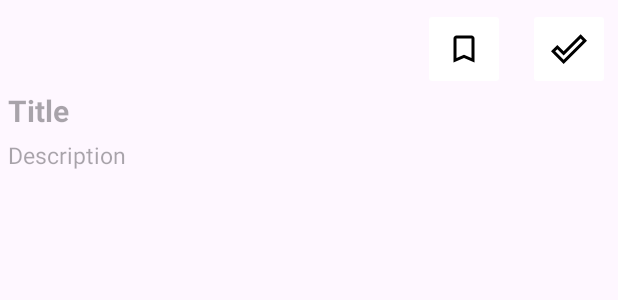
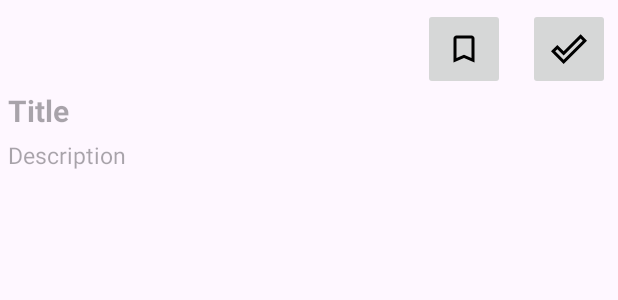
Before and after one commit to 48Shruti/NoteAlways, an Android app: the layout fragment_add_notes.xml on its own in the app's theme, with its tools: preview values and no code run, on a phone screen of 412 x 824 dp. Shown: the top 300 px of the screen. Run offline under Robolectric (Android 15) with nearby library versions, the phone set to English and light mode, and no system bars.

Commit message:
theme in light mode

```diff
--- a/app/src/main/AndroidManifest.xml
+++ b/app/src/main/AndroidManifest.xml
@@ -10,7 +10,7 @@
         android:label="@string/app_name"
         android:roundIcon="@mipmap/ic_launcher_round"
         android:supportsRtl="true"
-        android:theme="@style/Theme.NoteAlways"
+        android:theme="@style/Base.Theme.NoteAlways"
         tools:targetApi="31">
         <activity
             android:name=".MainActivity"
--- a/app/src/main/res/layout/activity_main.xml
+++ b/app/src/main/res/layout/activity_main.xml
@@ -23,7 +23,6 @@
         android:text="@string/notealways"
         android:textStyle="bold"
         android:textSize="@dimen/size_30dp"
-        android:textColor="@color/black"
         app:layout_constraintEnd_toEndOf="parent"
         app:layout_constraintStart_toStartOf="parent"
         android:gravity="center"
--- a/app/src/main/res/layout/fragment_add_notes.xml
+++ b/app/src/main/res/layout/fragment_add_notes.xml
@@ -29,14 +29,14 @@
                 android:src="@drawable/baseline_bookmark_border_24"
                 android:layout_marginRight="@dimen/size_15dp"
                 android:id="@+id/imgbuttonbookmark"
-                android:backgroundTint="@color/white"
+
                 android:padding="@dimen/size_15dp"/>
             <ImageButton
                 android:layout_width="wrap_content"
                 android:layout_height="wrap_content"
                 android:src="@drawable/icon_done"
                 android:id="@+id/imgbuttondone"
-                android:backgroundTint="@color/white"
+
                 android:padding="@dimen/size_15dp"/>
         </LinearLayout>
         <EditText
--- a/app/src/main/res/layout/fragment_bookmark.xml
+++ b/app/src/main/res/layout/fragment_bookmark.xml
@@ -10,7 +10,7 @@
         android:layout_width="match_parent"
         android:layout_height="wrap_content"
         android:text="@string/bookmark"
-        android:textColor="@color/black"
+
         android:textStyle="bold"
         android:textSize="@dimen/size_20dp"
         android:padding="@dimen/size_5dp"/>
--- a/app/src/main/res/layout/fragment_main.xml
+++ b/app/src/main/res/layout/fragment_main.xml
@@ -152,7 +152,7 @@
                             android:text="@string/notes"
                             app:layout_constraintTop_toTopOf="@id/guide_h_25"
                             app:layout_constraintEnd_toEndOf="@id/guide_h_28"
-                            android:textColor="@color/black"
+
                             android:textStyle="bold"
                             android:textSize="@dimen/size_20dp"
                             android:padding="@dimen/size_5dp"/>
--- a/app/src/main/res/layout/fragment_todo.xml
+++ b/app/src/main/res/layout/fragment_todo.xml
@@ -9,7 +9,6 @@
         android:layout_width="match_parent"
         android:layout_height="wrap_content"
         android:text="@string/todolist"
-        android:textColor="@color/black"
         android:textStyle="bold"
         android:textSize="@dimen/size_20dp"
         android:padding="@dimen/size_5dp"/>
--- a/app/src/main/res/values-night/themes.xml
+++ b/app/src/main/res/values-night/themes.xml
@@ -3,5 +3,16 @@
     <style name="Base.Theme.NoteAlways" parent="Theme.Material3.DayNight.NoActionBar">
         <!-- Customize your dark theme here. -->
         <!-- <item name="colorPrimary">@color/my_dark_primary</item> -->
+        <item name="colorPrimary">@color/md_theme_dark_primary</item>
+        <item name="colorOnPrimary">@color/md_theme_dark_onPrimary</item>
+        <item name="colorPrimaryContainer">@color/md_theme_dark_primaryContainer</item>
+        <item name="colorOnPrimaryContainer">@color/md_theme_dark_onPrimaryContainer</item>
+<!--        <item name="colorError">@color/md_theme_dark_error</item>-->
+<!--        <item name="colorOnError">@color/md_theme_dark_onError</item>-->
+<!--        <item name="colorErrorContainer">@color/md_theme_dark_errorContainer</item>-->
+<!--        <item name="colorOnErrorContainer">@color/md_theme_dark_onErrorContainer</item>-->
+<!--        <item name="colorOnBackground">@color/md_theme_dark_onBackground</item>-->
+<!--        <item name="colorSurface">@color/md_theme_dark_surface</item>-->
+        <item name="colorOnSurface">@color/md_theme_dark_onSurface</item>
     </style>
 </resources>
--- a/app/src/main/res/values/colors.xml
+++ b/app/src/main/res/values/colors.xml
@@ -1,6 +1,26 @@
 <?xml version="1.0" encoding="utf-8"?>
 <resources>
-    <color name="black">#FF000000</color>
-    <color name="white">#FFFFFFFF</color>
-    <color name="green">#149C1B</color>
+    <color name="md_theme_light_primary">#815500</color>
+    <color name="md_theme_light_onPrimary">#FFFFFF</color>
+    <color name="md_theme_light_primaryContainer">#FEDCB3</color>
+    <color name="md_theme_light_onPrimaryContainer">#21005D</color>
+    <color name="md_theme_light_error">#FEDCB3</color>
+    <color name="md_theme_light_onError">#FFFFFF</color>
+    <color name="md_theme_light_errorContainer">#FFDAD6</color>
+    <color name="md_theme_light_background">#FFDAD6</color>
+    <color name="md_theme_light_secondary">#FADEBC</color>
+    <color name="md_theme_light_onSecondary">#271A04</color>
+    <color name="md_theme_light_onErrorContainer">#410002</color>
+    <color name="md_theme_light_surface">#FFFBFF</color>
+    <color name="md_theme_light_onSurface">#1F1B16</color>
+    <color name="md_theme_light_surfaceVariant">#4F4539</color>
+    <color name="md_theme_dark_primary">#D0BCFF</color>
+    <color name="md_theme_dark_onPrimary">#381E72</color>
+    <color name="md_theme_dark_primaryContainer">#4F378B</color>
+    <color name="md_theme_dark_onPrimaryContainer">#EADDFF</color>
+    <color name="md_theme_dark_secondary">#CCC2DC</color>
+    <color name="md_theme_dark_onSecondary">#332D41</color>
+    <color name="md_theme_dark_secondaryContainer">#4A4458</color>
+    <color name="md_theme_dark_onSurface">#E6E1E5</color>
+    <color name="md_theme_dark_surfaceVariant">#49454F</color>
 </resources>
--- a/app/src/main/res/values/themes.xml
+++ b/app/src/main/res/values/themes.xml
@@ -1,10 +1,17 @@
+<?xml version="1.0" encoding="utf-8"?>
 <resources xmlns:tools="http://schemas.android.com/tools">
     <!-- Base application theme. -->
     <style name="Base.Theme.NoteAlways" parent="Theme.Material3.DayNight.NoActionBar">
         <!-- Customize your light theme here. -->
-        <!-- <item name="colorPrimary">@color/my_light_primary</item> -->
-
+        <item name="colorPrimary">@color/md_theme_light_primary</item>
+        <item name="colorOnPrimary">@color/md_theme_light_onPrimary</item>
+        <item name="colorPrimaryContainer">@color/md_theme_light_primaryContainer</item>
+        <item name="colorOnPrimaryContainer">@color/md_theme_light_onPrimaryContainer</item>
+        <item name="colorError">@color/md_theme_light_error</item>
+        <item name="colorOnError">@color/md_theme_light_onError</item>
+        <item name="colorErrorContainer">@color/md_theme_light_errorContainer</item>
+        <item name="colorOnErrorContainer">@color/md_theme_light_onErrorContainer</item>
+        <item name="colorSurface">@color/md_theme_light_surface</item>
+        <item name="colorOnSurface">@color/md_theme_light_onSurface</item>
     </style>
-    <style name="subheading" parent="" />
-    <style name="Theme.NoteAlways" parent="Base.Theme.NoteAlways" />
 </resources>
```
